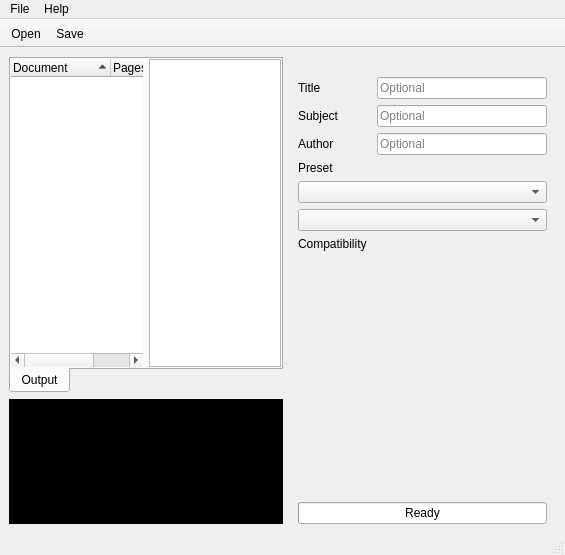
Before: the Qt Designer form assets/fusepdf.ui in nettstudio/fusepdf, drawn with Qt 5.
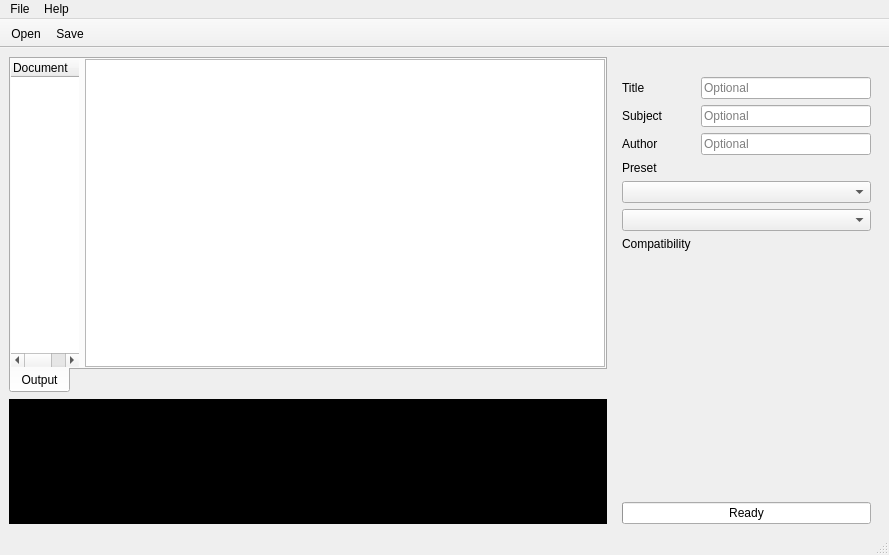
After: the same form once the commit is applied. Icons and pictures are not drawn. Custom widgets are drawn as their Qt base class.

```diff
--- a/assets/fusepdf.ui
+++ b/assets/fusepdf.ui
@@ -128,7 +128,20 @@
            </widget>
           </item>
           <item>
-           <widget class="QListWidget" name="preview"/>
+           <widget class="QListWidget" name="preview">
+            <property name="minimumSize">
+             <size>
+              <width>520</width>
+              <height>0</height>
+             </size>
+            </property>
+            <property name="maximumSize">
+             <size>
+              <width>520</width>
+              <height>16777215</height>
+             </size>
+            </property>
+           </widget>
           </item>
          </layout>
         </widget>
```
